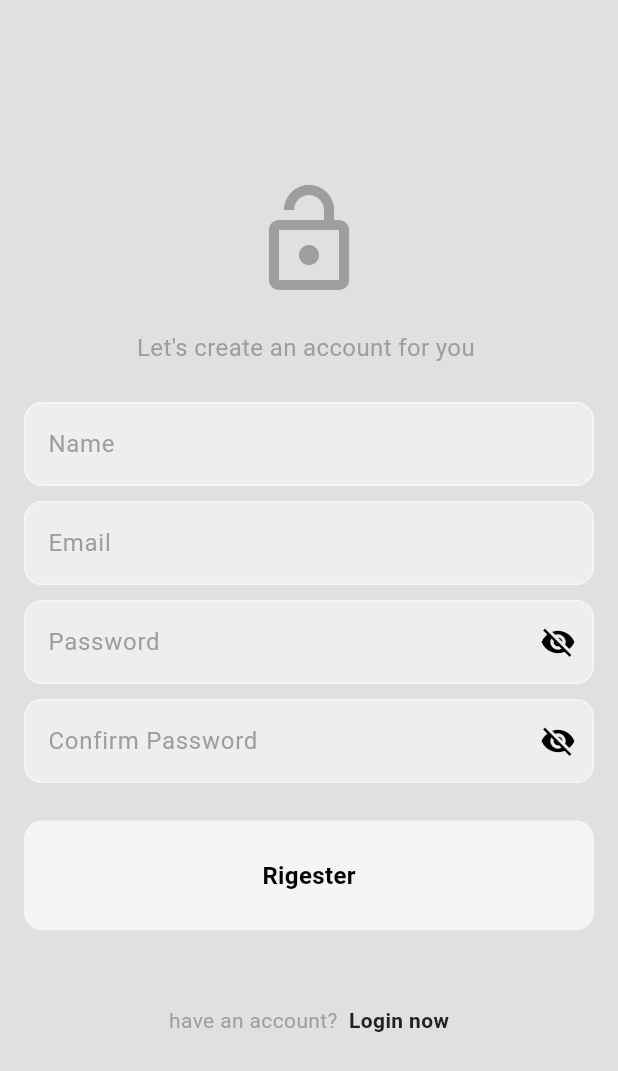
After one commit to mahmoudahmed1718/social_media_app, a Flutter app: the RegsterPageBody screen opened directly, on a phone screen of 412 x 824 dp. The commit adds this screen. Shown: the top 1071 px of the screen. Run offline on Flutter 3.47's test engine with Material 3 defaults, Android fonts, the phone set to English and light mode, and no system bars; our stand-ins replace bloc, dartz, firebase_auth, firebase_core, get_it; missing offline and left inert: flutter_facebook_auth; accounts and stored records are empty; generated files the repository leaves out were written again.

Commit message:
finsh regster page body ui

```diff
--- a/lib/features/auth/presentation/views/register_page.dart
+++ b/lib/features/auth/presentation/views/register_page.dart
@@ -1,4 +1,5 @@
 import 'package:flutter/material.dart';
+import 'package:social_meda/features/auth/presentation/views/widgets/regster_page_body.dart';
 
 class RegisterPage extends StatelessWidget {
   const RegisterPage({super.key});
--- a/lib/features/auth/presentation/views/widgets/login_page_body.dart
+++ b/lib/features/auth/presentation/views/widgets/login_page_body.dart
@@ -25,8 +25,7 @@ class _LoginPageBodyState extends State<LoginPageBody> {
 
   @override
   Widget build(BuildContext context) {
-    return Scaffold(
-      body: SafeArea(
+    return SafeArea(
       child: Center(
         child: Padding(
           padding: const EdgeInsets.symmetric(horizontal: 16.0),
@@ -95,7 +94,6 @@ class _LoginPageBodyState extends State<LoginPageBody> {
           ),
         ),
       ),
-      ),
     );
   }
 }
--- /dev/null
+++ b/lib/features/auth/presentation/views/widgets/regster_page_body.dart
@@ -0,0 +1,117 @@
+import 'package:flutter/material.dart';
+import 'package:social_meda/features/auth/presentation/views/widgets/my_button.dart';
+import 'package:social_meda/features/auth/presentation/views/widgets/my_text_filed.dart';
+
+class RegsterPageBody extends StatefulWidget {
+  const RegsterPageBody({Key? key}) : super(key: key);
+
+  @override
+  State<RegsterPageBody> createState() => _RegsterPageBodyState();
+}
+
+class _RegsterPageBodyState extends State<RegsterPageBody> {
+  bool isObscuredPw = true;
+  bool isObscredConfirmPw = true;
+  final nameController = TextEditingController();
+  final emailController = TextEditingController();
+  final pWController = TextEditingController();
+  final confirmpWController = TextEditingController();
+  @override
+  Widget build(BuildContext context) {
+    return Scaffold(
+      body: SafeArea(
+        child: Center(
+          child: Padding(
+            padding: const EdgeInsets.symmetric(horizontal: 16.0),
+            child: ListView(
+              children: [
+                const SizedBox(height: 120),
+                Icon(
+                  Icons.lock_open_outlined,
+                  size: 80,
+                  color: Theme.of(context).colorScheme.primary,
+                ),
+                const SizedBox(height: 20),
+                // welcome message
+                Center(
+                  child: Text(
+                    'Let\'s create an account for you ',
+                    style: TextStyle(
+                      color: Theme.of(context).colorScheme.primary,
+                      fontSize: 16,
+                    ),
+                  ),
+                ),
+                const SizedBox(height: 25),
+                MyTextField(
+                  textEditingController: nameController,
+                  hintText: "Name",
+                  obscureText: false,
+                ),
+                const SizedBox(height: 10),
+                MyTextField(
+                  textEditingController: emailController,
+                  hintText: "Email",
+                  obscureText: false,
+                ),
+                const SizedBox(height: 10),
+                MyTextField(
+                  textEditingController: pWController,
+                  hintText: "Password",
+                  obscureText: isObscuredPw,
+                  iconButton: IconButton(
+                    icon: Icon(
+                      isObscuredPw ? Icons.visibility_off : Icons.visibility,
+                    ),
+                    onPressed: () =>
+                        setState(() => isObscuredPw = !isObscuredPw),
+                  ),
+                ),
+                const SizedBox(height: 10),
+                MyTextField(
+                  textEditingController: confirmpWController,
+                  hintText: "Confirm Password",
+                  obscureText: isObscredConfirmPw,
+                  iconButton: IconButton(
+                    icon: Icon(
+                      isObscredConfirmPw
+                          ? Icons.visibility_off
+                          : Icons.visibility,
+                    ),
+                    onPressed: () => setState(
+                      () => isObscredConfirmPw = !isObscredConfirmPw,
+                    ),
+                  ),
+                ),
+                const SizedBox(height: 25),
+                MyButton(onTap: () {}, text: 'Rigester'),
+                const SizedBox(height: 50),
+                Row(
+                  mainAxisAlignment: MainAxisAlignment.center,
+                  children: [
+                    Text(
+                      'have an account? ',
+                      style: TextStyle(
+                        color: Theme.of(context).colorScheme.primary,
+                      ),
+                    ),
+                    GestureDetector(
+                      onTap: () {},
+                      child: Text(
+                        ' Login now',
+                        style: TextStyle(
+                          color: Theme.of(context).colorScheme.inversePrimary,
+                          fontWeight: FontWeight.bold,
+                        ),
+                      ),
+                    ),
+                  ],
+                ),
+              ],
+            ),
+          ),
+        ),
+      ),
+    );
+  }
+}
```
Lines whose indentation alone changed are shown as unchanged.
